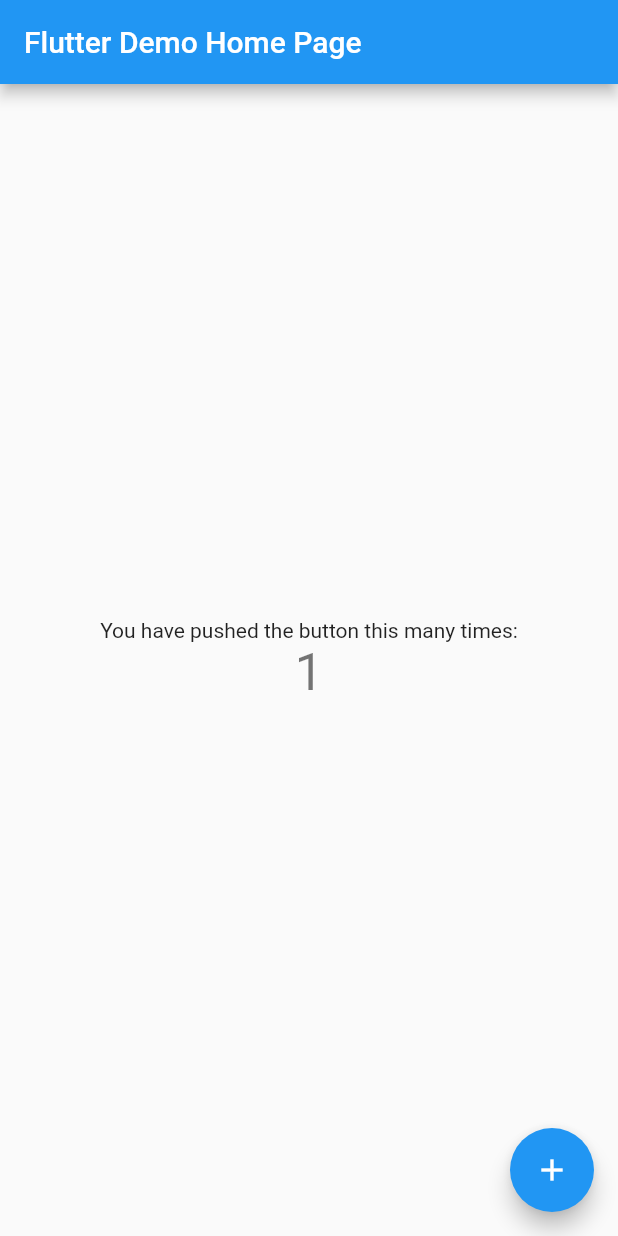
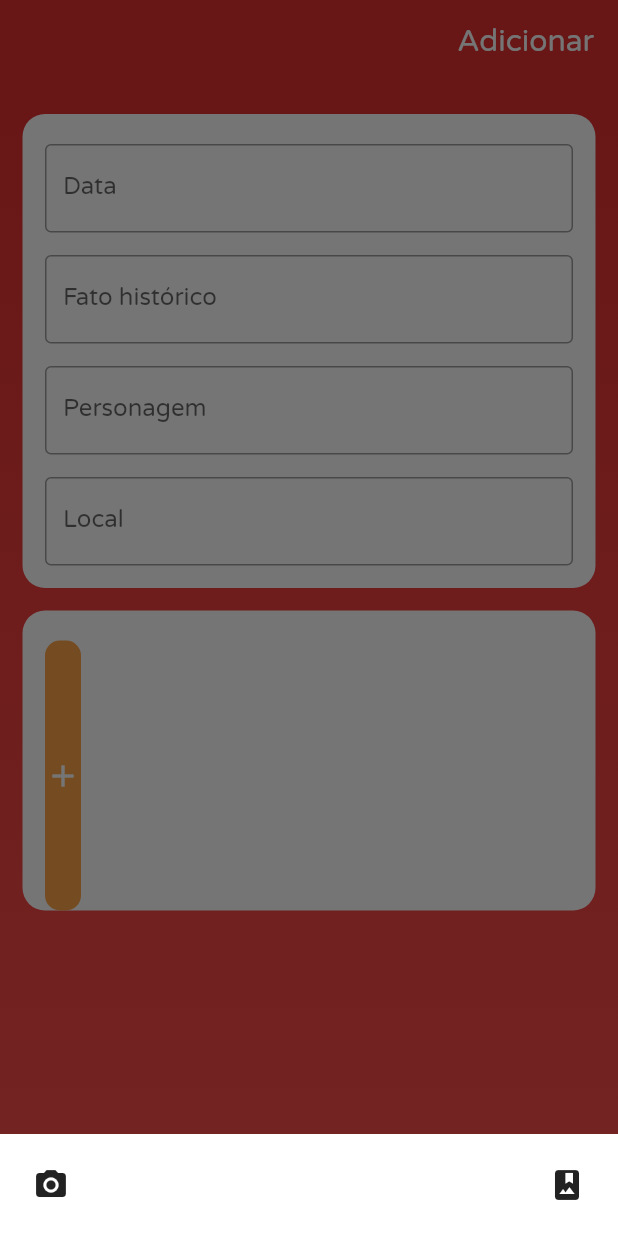
Before and after one commit to victor337/vc-na-historia, a Flutter app: the screen it shows after launch, after a tap on the "add" icon, on a phone screen of 412 x 824 dp. Run offline on Flutter 3.47's test engine with Material 2 defaults, Android fonts, the phone set to English and light mode, and no system bars; our stand-ins replace brasil_fields, gallery_saver, get, image_picker, permission_handler.

Commit message:
Formulario inicial e imagens

```diff
--- /dev/null
+++ b/analysis_options.yaml
@@ -0,0 +1 @@
+include: package:lint/analysis_options.yaml
--- /dev/null
+++ b/lib/controllers/form_controller.dart
@@ -0,0 +1,51 @@
+import 'dart:io';
+
+import 'package:get/get.dart';
+
+
+class FormController extends GetxController {
+
+  List<File> images = [];
+
+  bool isLoadingImages = false;
+  void setLoadingImages(){
+    isLoadingImages = !isLoadingImages;
+    update();
+  }
+
+  void addImageAccount(File file){
+    images.add(file);
+    update();
+  }
+
+  void removeImage(int index){
+    images.removeAt(index);
+    update();
+  }
+
+  String data;
+  void setData(String newData){
+    data = newData;
+    update();
+  }
+
+  String fato;
+  void setfato(String newfato){
+    fato = newfato;
+    update();
+  }
+
+  String person;
+  void setperson(String newperson){
+    person = newperson;
+    update();
+  }
+
+  String local;
+  void setlocal(String newlocal){
+    local = newlocal;
+    update();
+  }
+
+
+}
--- a/lib/main.dart
+++ b/lib/main.dart
@@ -1,117 +1,20 @@
 import 'package:flutter/material.dart';
+import 'package:get/get.dart';
+import 'package:vcnahistoria/views/home/home_screen.dart';
 
 void main() {
-  runApp(MyApp());
+  runApp(
+    GetMaterialApp(
+        debugShowCheckedModeBanner: false,
+        initialRoute: '/home',
+        theme: ThemeData(
+          primaryColor: Colors.red,
+          fontFamily: 'VarelaRound'
+        ),
+        defaultTransition: Transition.size,
+        getPages: [
+          GetPage(name: '/home', page: () => HomeScreen())
+        ],
+    )
+  );
 }
-
-class MyApp extends StatelessWidget {
-  // This widget is the root of your application.
-  @override
-  Widget build(BuildContext context) {
-    return MaterialApp(
-      title: 'Flutter Demo',
-      theme: ThemeData(
-        // This is the theme of your application.
-        //
-        // Try running your application with "flutter run". You'll see the
-        // application has a blue toolbar. Then, without quitting the app, try
-        // changing the primarySwatch below to Colors.green and then invoke
-        // "hot reload" (press "r" in the console where you ran "flutter run",
-        // or simply save your changes to "hot reload" in a Flutter IDE).
-        // Notice that the counter didn't reset back to zero; the application
-        // is not restarted.
-        primarySwatch: Colors.blue,
-        // This makes the visual density adapt to the platform that you run
-        // the app on. For desktop platforms, the controls will be smaller and
-        // closer together (more dense) than on mobile platforms.
-        visualDensity: VisualDensity.adaptivePlatformDensity,
-      ),
-      home: MyHomePage(title: 'Flutter Demo Home Page'),
-    );
-  }
-}
-
-class MyHomePage extends StatefulWidget {
-  MyHomePage({Key key, this.title}) : super(key: key);
-
-  // This widget is the home page of your application. It is stateful, meaning
-  // that it has a State object (defined below) that contains fields that affect
-  // how it looks.
-
-  // This class is the configuration for the state. It holds the values (in this
-  // case the title) provided by the parent (in this case the App widget) and
-  // used by the build method of the State. Fields in a Widget subclass are
-  // always marked "final".
-
-  final String title;
-
-  @override
-  _MyHomePageState createState() => _MyHomePageState();
-}
-
-class _MyHomePageState extends State<MyHomePage> {
-  int _counter = 0;
-
-  void _incrementCounter() {
-    setState(() {
-      // This call to setState tells the Flutter framework that something has
-      // changed in this State, which causes it to rerun the build method below
-      // so that the display can reflect the updated values. If we changed
-      // _counter without calling setState(), then the build method would not be
-      // called again, and so nothing would appear to happen.
-      _counter++;
-    });
-  }
-
-  @override
-  Widget build(BuildContext context) {
-    // This method is rerun every time setState is called, for instance as done
-    // by the _incrementCounter method above.
-    //
-    // The Flutter framework has been optimized to make rerunning build methods
-    // fast, so that you can just rebuild anything that needs updating rather
-    // than having to individually change instances of widgets.
-    return Scaffold(
-      appBar: AppBar(
-        // Here we take the value from the MyHomePage object that was created by
-        // the App.build method, and use it to set our appbar title.
-        title: Text(widget.title),
-      ),
-      body: Center(
-        // Center is a layout widget. It takes a single child and positions it
-        // in the middle of the parent.
-        child: Column(
-          // Column is also a layout widget. It takes a list of children and
-          // arranges them vertically. By default, it sizes itself to fit its
-          // children horizontally, and tries to be as tall as its parent.
-          //
-          // Invoke "debug painting" (press "p" in the console, choose the
-          // "Toggle Debug Paint" action from the Flutter Inspector in Android
-          // Studio, or the "Toggle Debug Paint" command in Visual Studio Code)
-          // to see the wireframe for each widget.
-          //
-          // Column has various properties to control how it sizes itself and
-          // how it positions its children. Here we use mainAxisAlignment to
-          // center the children vertically; the main axis here is the vertical
-          // axis because Columns are vertical (the cross axis would be
-          // horizontal).
-          mainAxisAlignment: MainAxisAlignment.center,
-          children: <Widget>[
-            Text(
-              'You have pushed the button this many times:',
-            ),
-            Text(
-              '$_counter',
-              style: Theme.of(context).textTheme.headline4,
-            ),
-          ],
-        ),
-      ),
-      floatingActionButton: FloatingActionButton(
-        onPressed: _incrementCounter,
-        tooltip: 'Increment',
-        child: Icon(Icons.add),
-      ), // This trailing comma makes auto-formatting nicer for build methods.
-    );
-  }
-}
--- /dev/null
+++ b/lib/views/home/common/add_photo.dart
@@ -0,0 +1,155 @@
+import 'dart:io';
+import 'package:flutter/material.dart';
+import 'package:gallery_saver/gallery_saver.dart';
+import 'package:get/get.dart';
+import 'package:image_picker/image_picker.dart';
+import 'package:permission_handler/permission_handler.dart';
+import 'package:vcnahistoria/controllers/form_controller.dart';
+
+
+class AddPhoto extends StatelessWidget {
+
+  final Function(File) addImage;
+  const AddPhoto({
+    @required this.addImage
+  });
+
+  @override
+  Widget build(BuildContext context) {
+
+    Future<void> saveImage(int font)async{
+
+      if(await Permission.camera.request().isDenied ||
+        await Permission.storage.request().isDenied){
+          showDialog(
+            context: context,
+            child: AlertDialog(
+              content: const Text(
+                'É necessário permissão para tirar/escolher as fotos'
+              ),
+              actions: <Widget>[
+                FlatButton(
+                  onPressed: (){
+                    Navigator.of(context).pop();
+                  },
+                  child: const Text('Ok'),
+                ),
+              ],
+            )
+          );
+          return;
+      } else {
+        final picker = ImagePicker();
+
+        PickedFile pickedFile;
+
+        if(font == 1){
+          pickedFile = await picker.getImage(
+            source: ImageSource.camera, imageQuality: 40
+          );
+          await GallerySaver.saveImage(pickedFile.path).then((value){
+            if(value){
+              Get.snackbar(
+                'Salvo',
+                'Essa foto foi salva na galeria!',
+                backgroundColor: Colors.green,
+                colorText: Colors.white
+              );
+            } else{
+              Get.snackbar(
+                'Não salvo',
+                'Não foi possível salvar essa imagem na galeria',
+                backgroundColor: Colors.green,
+                colorText: Colors.white
+              );
+            }
+          });
+        } else {
+          pickedFile = await picker.getImage(
+            source: ImageSource.gallery, imageQuality: 40
+          );
+        }
+
+        if(pickedFile == null){
+          showDialog(
+            context: context,
+            child: AlertDialog(
+              content: const Text(
+                'Nenhuma imagem selecionada'
+              ),
+              actions: <Widget>[
+                FlatButton(
+                  onPressed: (){
+                    Navigator.of(context).pop();
+                  },
+                  child: const Text('Ok'),
+                ),
+              ],
+            )
+          );
+          return;
+        }
+        final File file = File(pickedFile.path);
+        final bool sucess = await GallerySaver.saveImage(file.path);
+        if(sucess){
+          addImage(file);
+        } else {
+          Get.snackbar(
+            'Erro',
+            'Não foi possível salvar a imagem',
+            backgroundColor: Colors.red
+          );
+        }
+
+      }
+
+    }
+
+    return GetBuilder<FormController>(
+      init: FormController(),
+      builder: (orderController){
+        return GestureDetector(
+          onTap: (){
+            Get.bottomSheet(
+              Container(
+                padding: const EdgeInsets.all(10),
+                color: Colors.white,
+                child: Row(
+                  mainAxisSize: MainAxisSize.min,
+                  mainAxisAlignment: MainAxisAlignment.spaceBetween,
+                  children: <Widget>[
+                    IconButton(
+                      icon: const Icon(Icons.photo_camera),
+                      onPressed: ()async{
+                        Navigator.of(context).pop();
+                        orderController.setLoadingImages();
+                        await saveImage(1);
+                        orderController.setLoadingImages();
+                      },
+                    ),
+                    IconButton(
+                      icon: const Icon(Icons.photo_album),
+                      onPressed: ()async{
+                        Navigator.of(context).pop();
+                        orderController.setLoadingImages();
+                        await saveImage(2);
+                        orderController.setLoadingImages();
+                      },
+                    ),
+                  ],
+                ),
+              )
+            );
+          },
+          child: Container(
+            decoration: BoxDecoration(
+              color: const Color.fromARGB(230, 255, 153, 51,),
+              borderRadius: BorderRadius.circular(10)
+            ),
+            child: const Icon(Icons.add, color: Colors.white,),
+          ),
+        );
+      },
+    );
+  }
+}
--- /dev/null
+++ b/lib/views/home/common/custom_form_field.dart
@@ -0,0 +1,51 @@
+import 'package:flutter/material.dart';
+import 'package:flutter/services.dart';
+
+
+class CustomFormField extends StatelessWidget {
+
+  final String hintText;
+  final String labelText;
+  final FocusNode focusNode;
+  final TextInputAction textInputAction;
+  final TextInputType keyboardType;
+  final List<TextInputFormatter> textInputFormatter;
+  final Function(String) onChanged;
+  final Function(String) onSubmit;
+
+  const CustomFormField({
+    @required this.hintText,
+    @required this.labelText,
+    @required this.focusNode,
+    @required this.textInputAction,
+    @required this.keyboardType,
+    @required this.textInputFormatter,
+    @required this.onChanged,
+    @required this.onSubmit,
+  });
+
+
+  @override
+  Widget build(BuildContext context) {
+    return Container(
+      margin: const EdgeInsets.only(bottom: 15),
+      child: TextFormField(
+        focusNode: focusNode,
+        textInputAction: textInputAction,
+        keyboardType: keyboardType,
+        onChanged: onChanged,
+        onFieldSubmitted: onSubmit,
+        decoration: InputDecoration(
+          border: const OutlineInputBorder(
+            borderSide: BorderSide(
+              width: 2
+            )
+          ),
+          hintText: hintText,
+          labelText: labelText,
+        ),
+        inputFormatters: textInputFormatter,
+      ),
+    );
+  }
+}
--- /dev/null
+++ b/lib/views/home/components/form_all.dart
@@ -0,0 +1,92 @@
+import 'package:brasil_fields/formatter/data_input_formatter.dart';
+import 'package:flutter/material.dart';
+import 'package:flutter/services.dart';
+import 'package:get/get.dart';
+import 'package:vcnahistoria/controllers/form_controller.dart';
+import 'package:vcnahistoria/views/home/common/custom_form_field.dart';
+
+
+class FormAll extends StatelessWidget {
+
+  final FocusNode focusData = FocusNode();
+  final FocusNode focusFato = FocusNode();
+  final FocusNode focusPerso = FocusNode();
+  final FocusNode focusLocal = FocusNode();
+
+  @override
+  Widget build(BuildContext context) {
+    return Container(
+      padding: const EdgeInsets.fromLTRB(15, 20, 15, 0),
+      decoration: BoxDecoration(
+        color: Colors.white,
+        borderRadius: BorderRadius.circular(15)
+      ),
+      child: GetBuilder<FormController>(
+        init: FormController(),
+        builder: (formControll){
+          return Column(
+            children: [
+              CustomFormField(
+                hintText: 'XX/XX/XXXX',
+                labelText: 'Data',
+                focusNode: focusData,
+                textInputAction: TextInputAction.next,
+                keyboardType: TextInputType.number,
+                textInputFormatter: [
+                  FilteringTextInputFormatter.digitsOnly,
+                  DataInputFormatter()
+                ],
+                onChanged: formControll.setData,
+                onSubmit: (text){
+                  focusData.unfocus();
+                  FocusScope.of(context).requestFocus(focusFato);
+                }
+              ),
+              CustomFormField(
+                hintText: 'Digite aqui',
+                labelText: 'Fato histórico',
+                focusNode: focusFato,
+                textInputAction: TextInputAction.next,
+                keyboardType: TextInputType.text,
+                textInputFormatter: const [
+                ],
+                onChanged: formControll.setfato,
+                onSubmit: (text){
+                  focusData.unfocus();
+                  FocusScope.of(context).requestFocus(focusPerso);
+                }
+              ),
+              CustomFormField(
+                hintText: 'Digite aqui',
+                labelText: 'Personagem',
+                focusNode: focusPerso,
+                textInputAction: TextInputAction.next,
+                keyboardType: TextInputType.text,
+                textInputFormatter: const [
+                ],
+                onChanged: formControll.setperson,
+                onSubmit: (text){
+                  focusPerso.unfocus();
+                  FocusScope.of(context).requestFocus(focusLocal);
+                }
+              ),
+              CustomFormField(
+                hintText: 'Digite aqui',
+                labelText: 'Local',
+                focusNode: focusLocal,
+                textInputAction: TextInputAction.done,
+                keyboardType: TextInputType.text,
+                textInputFormatter: const [
+                ],
+                onChanged: formControll.setlocal,
+                onSubmit: (text){
+                  focusLocal.unfocus();
+                }
+              ),
+            ],
+          );
+        },
+      ),
+    );
+  }
+}
--- /dev/null
+++ b/lib/views/home/components/photos_fomr.dart
@@ -0,0 +1,43 @@
+import 'package:flutter/material.dart';
+import 'package:get/get.dart';
+import 'package:vcnahistoria/controllers/form_controller.dart';
+import 'package:vcnahistoria/views/home/common/add_photo.dart';
+import 'package:vcnahistoria/views/home/common/list_images.dart';
+
+
+class PhotosForm extends StatelessWidget {
+  @override
+  Widget build(BuildContext context) {
+    return Container(
+      height: 200,
+      padding: const EdgeInsets.fromLTRB(15, 20, 15, 0),
+      decoration: BoxDecoration(
+        color: Colors.white,
+        borderRadius: BorderRadius.circular(15)
+      ),
+      child: GetBuilder<FormController>(
+        builder: (formControll){
+          return ListView.builder(
+            scrollDirection: Axis.horizontal,
+            itemCount: formControll.images.length + 1,
+            itemBuilder: (ctx, index){
+              if(index < formControll.images.length){
+                return ListImages(
+                  path: formControll.images[index],
+                  index: index,
+                  remove: formControll.removeImage,
+                );
+              } else {
+                return AddPhoto(
+                  addImage: (path){
+                    formControll.addImageAccount(path);
+                  },
+                );
+              }
+            }
+          );
+        },
+      ),
+    );
+  }
+}
--- /dev/null
+++ b/lib/views/home/home_screen.dart
@@ -0,0 +1,50 @@
+
+import 'package:flutter/material.dart';
+import 'package:vcnahistoria/views/home/components/form_all.dart';
+import 'package:vcnahistoria/views/home/components/photos_fomr.dart';
+
+
+class HomeScreen extends StatelessWidget {
+  @override
+  Widget build(BuildContext context) {
+    return SafeArea(
+      child: Scaffold(
+        appBar: AppBar(
+          backgroundColor: const Color(0xffe33030),
+          elevation: 0,
+          title: Row(
+            mainAxisAlignment: MainAxisAlignment.end,
+            children: const [
+              Text(
+                'Adicionar',
+                style: TextStyle(
+                  color: Colors.white
+                ),
+              ),
+            ],
+          ),
+        ),
+        body: Container(
+          decoration: const BoxDecoration(
+            gradient: LinearGradient(
+              begin: Alignment.topCenter,
+              end: Alignment.bottomCenter,
+              colors: [
+                Color(0xffe33030),
+                Color(0xffff4f4f),
+              ]
+            ),
+          ),
+          child: ListView(
+            padding: const EdgeInsets.fromLTRB(15, 20, 15, 0),
+            children: [
+              FormAll(),
+              const SizedBox(height: 15,),
+              PhotosForm(),
+            ],
+          ),
+        ),
+      ),
+    );
+  }
+}
```
Also changed, not shown: lib/views/home/common/list_images.dart (added, +63 -0 lines), pubspec.yaml (+14 -0 lines), fonts/VarelaRound-Regular.ttf (added), pubspec.lock, 1 other file.
